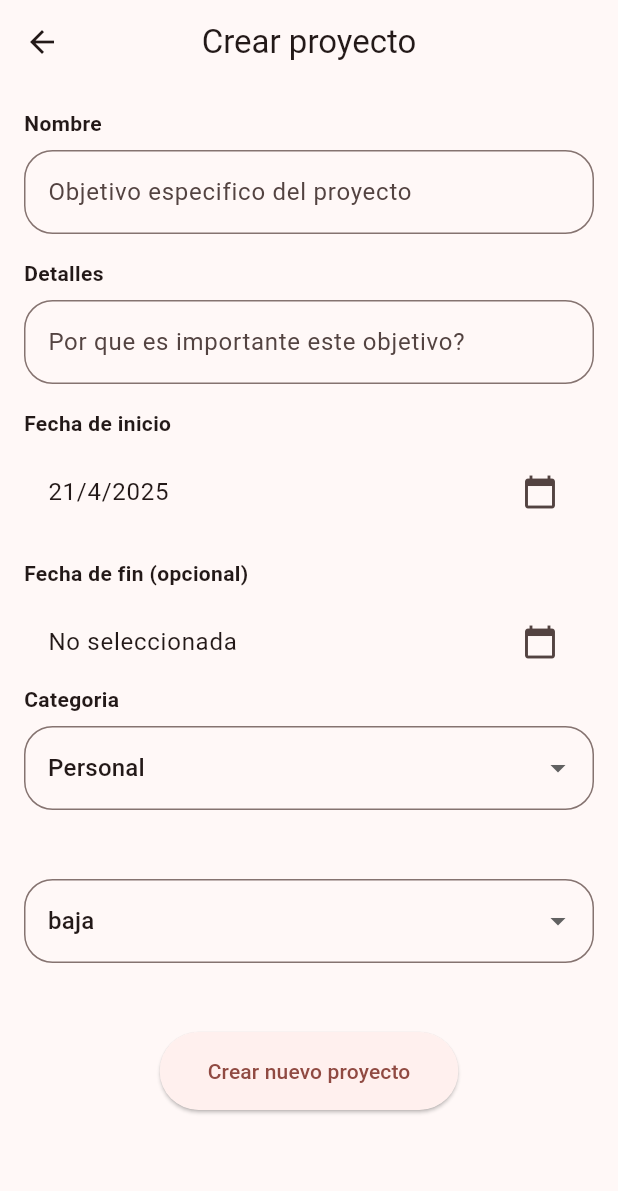
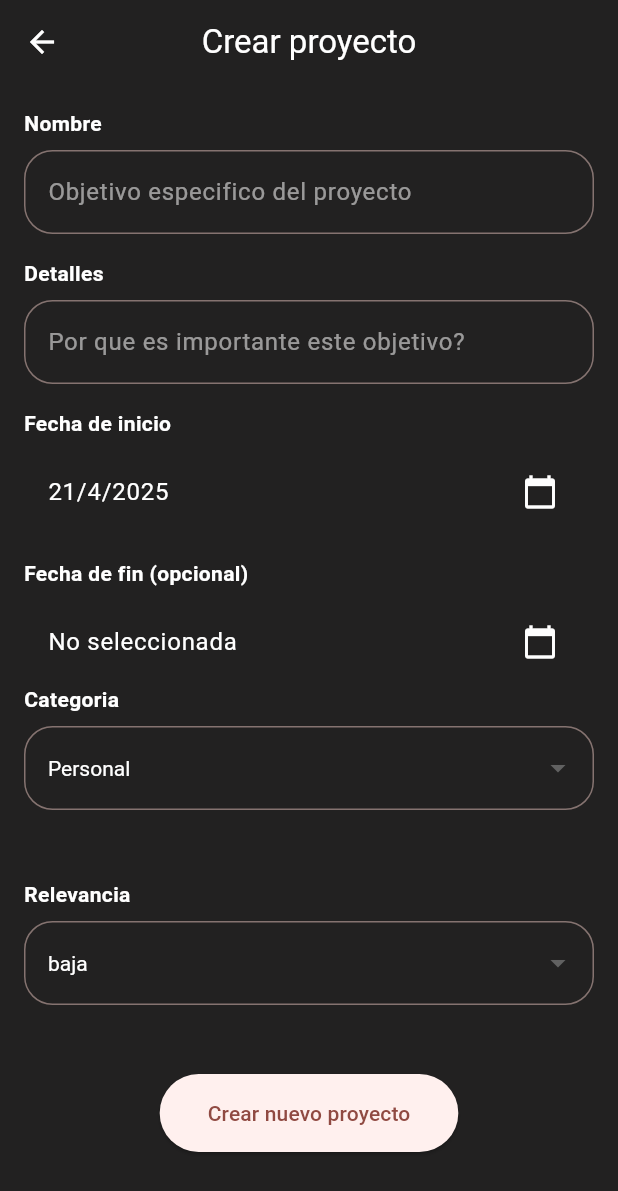
Before and after one commit to GaboDevCode/Pulse-Task, a Flutter app: the screen it shows after launch, item 2 of the bottom bar chosen, after a tap on the "add" icon, on a phone screen of 412 x 824 dp. Shown: the top 1191 px of the screen. Run offline on Flutter 3.47's test engine with Material 3 defaults, Android fonts, the phone set to English and light mode, and no system bars; our stand-ins replace go_router, sqflite; accounts and stored records are empty; network calls fail.

Commit message:
Ya se configuro correctamente las screens, y temas,  asi como el scroll de las task, y creacion de alertDialog en proyects

```diff
--- a/lib/main.dart
+++ b/lib/main.dart
@@ -2,20 +2,38 @@ import 'package:flutter/material.dart';
 import 'package:provider/provider.dart';
 import 'package:pulse_task/configuration/router/routes.dart';
 import 'package:pulse_task/configuration/theme/app_theme.dart';
+import 'package:pulse_task/domain/datasources/local/database_helper.dart';
 import 'package:pulse_task/presentation/providers/project_provider/projectprovider.dart';
 import 'package:pulse_task/presentation/providers/task_provider/taskprojectprovider.dart';
 import 'package:pulse_task/presentation/providers/theme_provider/ThemeProvider.dart';
+import 'package:flutter/services.dart';
 
-void main() => runApp(
+void main() async {
+  WidgetsFlutterBinding.ensureInitialized();
+
+  // 1. Bloquear orientación
+  await SystemChrome.setPreferredOrientations([
+    DeviceOrientation.portraitUp,
+    DeviceOrientation.portraitDown,
+  ]);
+
+  // 2. Inicializar la base de datos ANTES de runApp
+  final database = DatabaseHelper; // <- Tu función de inicialización
+
+  runApp(
     MultiProvider(
       providers: [
-      ChangeNotifierProvider(create: (_) => Projectprovider()),
+        // 3. Pasar la BD a los providers que lo necesiten (ej: TaskProvider)
+        ChangeNotifierProvider(create: (_) => Projectprovider(database)),
         ChangeNotifierProvider(create: (_) => Themeprovider()),
-      ChangeNotifierProvider(create: (_) => TaskProvider()),
+        ChangeNotifierProvider(
+          create: (_) => TaskProvider(database), // Ejemplo: Inyectar BD
+        ),
       ],
-    child: MyApp(),
+      child: const MyApp(),
     ),
   );
+}
 
 class MyApp extends StatelessWidget {
   const MyApp({super.key});
--- a/lib/presentation/providers/project_provider/projectprovider.dart
+++ b/lib/presentation/providers/project_provider/projectprovider.dart
@@ -5,6 +5,8 @@ import 'package:pulse_task/domain/models/proyect_model/proyecto.dart';
 class Projectprovider extends ChangeNotifier {
   List<Proyecto> _proyectos = [];
   final DatabaseHelper _databaseHelper = DatabaseHelper.instance;
+
+  Projectprovider(Type database);
 
   List<Proyecto> get proyectos => _proyectos;
 
--- a/lib/presentation/providers/task_provider/taskprojectprovider.dart
+++ b/lib/presentation/providers/task_provider/taskprojectprovider.dart
@@ -5,6 +5,8 @@ import 'package:pulse_task/domain/models/task_model/tarea.dart';
 class TaskProvider extends ChangeNotifier {
   List<Tarea> _tareas = [];
   final DatabaseHelper _databaseHelper = DatabaseHelper.instance;
+
+  TaskProvider(database);
 
   List<Tarea> get tareas => _tareas;
 
--- a/lib/presentation/screens/home/home_view.dart
+++ b/lib/presentation/screens/home/home_view.dart
@@ -19,7 +19,8 @@ class _HomeViewState extends State<HomeView> {
   @override
   Widget build(BuildContext context) {
     return Scaffold(
-      appBar: CustomAppbar(greeting: 'hola', name: 'Lalo'),
+      backgroundColor: const Color(0xFF222121),
+      appBar: CustomAppbar(greeting: 'Bienvenido', name: 'Pulse Task'),
       body: _screens[_selectedScreen],
       bottomNavigationBar: CustomBottomnavigationbar(
         onTabSelected: (index) => setState(() => _selectedScreen = index),
--- a/lib/presentation/screens/proyects/createproyect_view.dart
+++ b/lib/presentation/screens/proyects/createproyect_view.dart
@@ -11,7 +11,13 @@ class CreateproyectView extends StatelessWidget {
   @override
   Widget build(BuildContext context) {
     return Scaffold(
-      appBar: AppBar(centerTitle: true, title: Text('Crear proyecto')),
+      backgroundColor: const Color(0xFF222121),
+      appBar: AppBar(
+        backgroundColor: const Color(0xFF222121),
+        centerTitle: true,
+        title: Text('Crear proyecto', style: TextStyle(color: Colors.white)),
+        iconTheme: const IconThemeData(color: Colors.white),
+      ),
       body: AddProyect(),
     );
   }
@@ -68,12 +74,20 @@ class _AddProyectState extends State<AddProyect> {
         child: Column(
           crossAxisAlignment: CrossAxisAlignment.start,
           children: [
-            Text('Nombre', style: TextStyle(fontWeight: FontWeight.bold)),
+            Text(
+              'Nombre',
+              style: TextStyle(
+                fontWeight: FontWeight.bold,
+                color: Colors.white,
+              ),
+            ),
             SizedBox(height: 8),
             TextFormField(
               initialValue: _proyect,
+              style: TextStyle(color: Colors.white),
               decoration: InputDecoration(
                 hintText: 'Objetivo especifico del proyecto',
+                hintStyle: TextStyle(color: Colors.white54),
                 border: OutlineInputBorder(
                   borderRadius: BorderRadius.circular(19),
                 ),
@@ -93,12 +107,20 @@ class _AddProyectState extends State<AddProyect> {
 
             SizedBox(height: 16),
 
-            Text('Detalles', style: TextStyle(fontWeight: FontWeight.bold)),
+            Text(
+              'Detalles',
+              style: TextStyle(
+                fontWeight: FontWeight.bold,
+                color: Colors.white,
+              ),
+            ),
             SizedBox(height: 8),
             TextFormField(
               initialValue: _description,
+              style: TextStyle(color: Colors.white),
               decoration: InputDecoration(
                 hintText: 'Por que es importante este objetivo?',
+                hintStyle: TextStyle(color: Colors.white54),
                 border: OutlineInputBorder(
                   borderRadius: BorderRadius.circular(19),
                 ),
@@ -119,18 +141,26 @@ class _AddProyectState extends State<AddProyect> {
 
             CustomDatepicker(onDateSelected: _onDateSelected),
 
-            Text('Categoria', style: TextStyle(fontWeight: FontWeight.bold)),
+            Text(
+              'Categoria',
+              style: TextStyle(
+                fontWeight: FontWeight.bold,
+                color: Colors.white,
+              ),
+            ),
 
             SizedBox(height: 8),
 
             DropdownButtonFormField<String>(
               borderRadius: BorderRadius.circular(19),
               value: _selectedCategory,
+              dropdownColor: const Color(0xFF222121),
+              style: TextStyle(color: Colors.white),
               items:
                   _categories.map((String value) {
                     return DropdownMenuItem<String>(
                       value: value,
-                      child: Text(value),
+                      child: Text(value, style: TextStyle(color: Colors.white)),
                     );
                   }).toList(),
               validator: (value) {
@@ -152,13 +182,27 @@ class _AddProyectState extends State<AddProyect> {
             ),
             SizedBox(height: 46),
 
+            Text(
+              'Relevancia',
+              style: TextStyle(
+                fontWeight: FontWeight.bold,
+                color: Colors.white,
+              ),
+            ),
+            SizedBox(height: 8),
+
             DropdownButtonFormField<String>(
               value: _selectedrelevancia,
+              dropdownColor: const Color(0xFF222121),
+              style: TextStyle(color: Colors.white),
               items:
                   _relevancia.entries.map((entry) {
                     return DropdownMenuItem<String>(
                       value: entry.key.toString(), // "1", "2", "3"
-                      child: Text(entry.value), // "baja", "Media", "Alta"
+                      child: Text(
+                        entry.value,
+                        style: TextStyle(color: Colors.white),
+                      ), // "baja", "Media", "Alta"
                     );
                   }).toList(),
               onChanged: (newValue) {
--- a/lib/presentation/widgets/custom_appbar.dart
+++ b/lib/presentation/widgets/custom_appbar.dart
@@ -38,11 +38,18 @@ class CustomAppbar extends StatelessWidget implements PreferredSizeWidget {
               children: [
                 Text(
                   greeting,
-                  style: TextStyle(fontSize: 20, fontWeight: FontWeight.bold),
+                  style: TextStyle(
+                    fontSize: 20,
+                    fontWeight: FontWeight.bold,
+                    color: Colors.white,
+                  ),
                 ),
                 Text(
                   name,
-                  style: TextStyle(fontSize: 16, color: Colors.grey[600]),
+                  style: TextStyle(
+                    fontSize: 16,
+                    color: const Color(0xFF9E9B9B),
+                  ),
                 ),
               ],
             ),
--- a/lib/presentation/widgets/custom_bottomnavigationbar.dart
+++ b/lib/presentation/widgets/custom_bottomnavigationbar.dart
@@ -1,40 +1,33 @@
 import 'package:flutter/material.dart';
-
 
 class CustomBottomnavigationbar extends StatefulWidget {
   final Function(int) onTabSelected;
 
-  const CustomBottomnavigationbar({
-    super.key,
-    required this.onTabSelected
-    });
+  const CustomBottomnavigationbar({super.key, required this.onTabSelected});
 
   @override
-  State<CustomBottomnavigationbar> createState() => _CustomBottomnavigationbarState();
+  State<CustomBottomnavigationbar> createState() =>
+      _CustomBottomnavigationbarState();
 }
 
 class _CustomBottomnavigationbarState extends State<CustomBottomnavigationbar> {
-  int _currentIndex =0;
+  int _currentIndex = 0;
+
   @override
   Widget build(BuildContext context) {
     return BottomNavigationBar(
+      backgroundColor: const Color(0xFF222121),
       currentIndex: _currentIndex,
       onTap: (index) {
-         setState(() => _currentIndex = index);
-         widget.onTabSelected(index);
+        setState(() => _currentIndex = index);
+        widget.onTabSelected(index);
       },
       type: BottomNavigationBarType.fixed,
-      items:  const [
-          BottomNavigationBarItem(
-            icon: Icon(Icons.home_filled),
-            label: 'Home'
-          ),
-          BottomNavigationBarItem(
-            icon: Icon(Icons.favorite),
-            label: 'Proyects'
-          ),
-
-
+      selectedItemColor: Theme.of(context).primaryColor,
+      unselectedItemColor: Colors.white,
+      items: const [
+        BottomNavigationBarItem(icon: Icon(Icons.home_filled), label: 'Home'),
+        BottomNavigationBarItem(icon: Icon(Icons.favorite), label: 'Proyects'),
       ],
     );
   }
--- a/lib/presentation/widgets/custom_datepicker.dart
+++ b/lib/presentation/widgets/custom_datepicker.dart
@@ -38,19 +38,23 @@ class _CustomDatepickerState extends State<CustomDatepicker> {
     return Column(
       crossAxisAlignment: CrossAxisAlignment.start,
       children: [
-        Text('Fecha de inicio', style: TextStyle(fontWeight: FontWeight.bold)),
+        Text(
+          'Fecha de inicio',
+          style: TextStyle(fontWeight: FontWeight.bold, color: Colors.white),
+        ),
         SizedBox(height: 8),
         ListTile(
           title: Text(
             '${_startDate.day}/${_startDate.month}/${_startDate.year}',
+            style: TextStyle(color: Colors.white),
           ),
-          trailing: Icon(Icons.calendar_today),
+          trailing: Icon(Icons.calendar_today, color: Colors.white),
           onTap: () => _selectDate(context, true),
         ),
         SizedBox(height: 16),
         Text(
           'Fecha de fin (opcional)',
-          style: TextStyle(fontWeight: FontWeight.bold),
+          style: TextStyle(fontWeight: FontWeight.bold, color: Colors.white),
         ),
         SizedBox(height: 8),
         ListTile(
@@ -58,8 +62,9 @@ class _CustomDatepickerState extends State<CustomDatepicker> {
             _endDate == null
                 ? 'No seleccionada'
                 : '${_endDate!.day}/${_endDate!.month}/${_endDate!.year}',
+            style: TextStyle(color: Colors.white),
           ),
-          trailing: Icon(Icons.calendar_today),
+          trailing: Icon(Icons.calendar_today, color: Colors.white),
           onTap: () => _selectDate(context, false),
         ),
       ],
```
Also changed, not shown: lib/presentation/screens/profile/profile_view.dart (+10 -3 lines), lib/presentation/screens/proyects/detailsproyect_view.dart (+24 -6 lines), lib/presentation/screens/proyects/proyects_view.dart (+39 -5 lines). Lines whose indentation alone changed are shown as unchanged.
